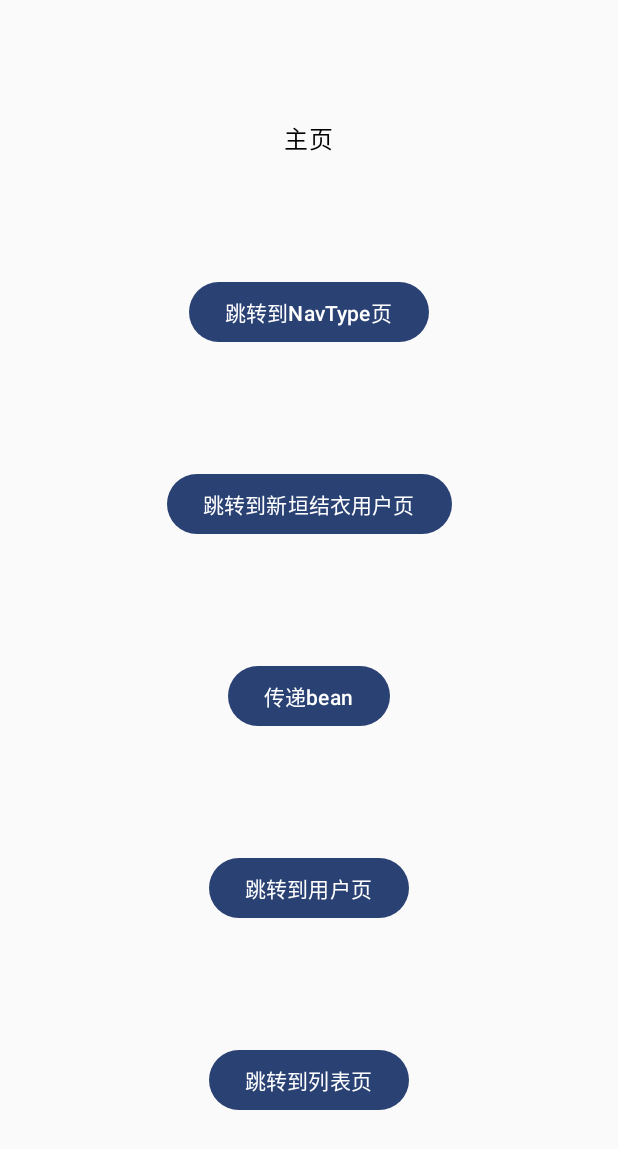
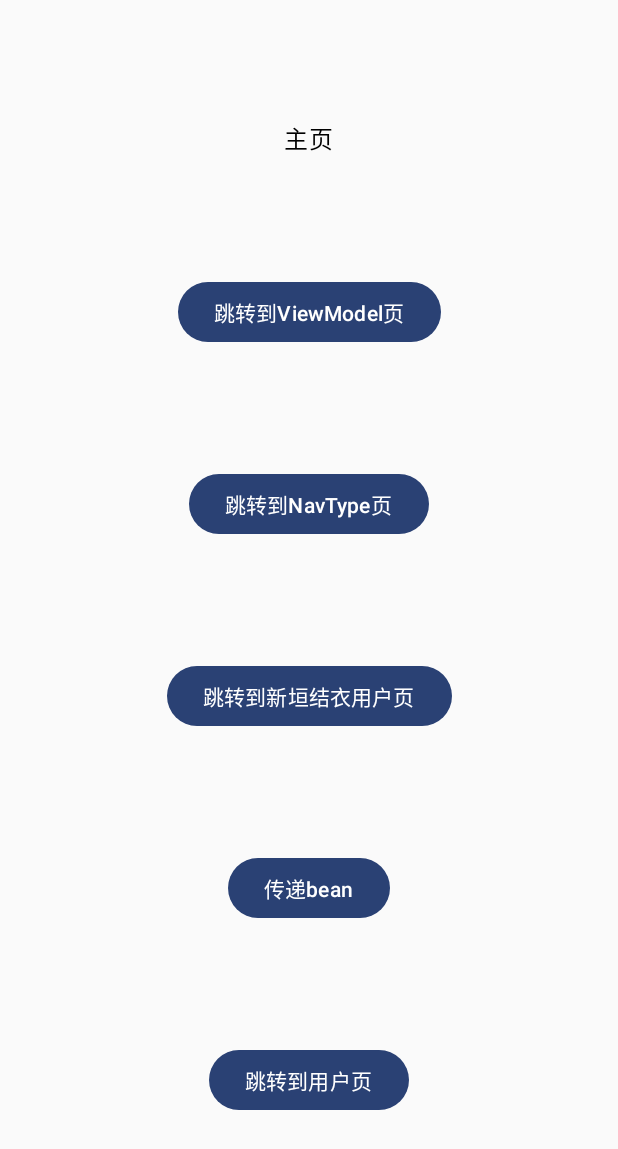
Before and after one commit to yuexunshi/ComposeNavigationTutorial, an Android app built with Jetpack Compose: the screen it shows after launch (MainActivity), after a tap on "跳转到home", on a phone screen of 412 x 824 dp. Shown: the top 1149 px of the screen. Run offline under Robolectric (Android 15) with nearby library versions, the phone set to English and light mode, and no system bars; our stand-ins replace Dagger/Hilt's generated code; 2 statements that could not run were skipped.

Commit message:
[代码完善](main):

```diff
--- a/app/src/main/AndroidManifest.xml
+++ b/app/src/main/AndroidManifest.xml
@@ -11,6 +11,7 @@
         android:label="@string/app_name"
         android:roundIcon="@mipmap/ic_launcher_round"
         android:supportsRtl="true"
+        android:name=".MyApplication"
         android:theme="@style/Theme.ComposeNavigationTutorial"
         tools:targetApi="31">
         <activity
--- a/app/src/main/java/com/asi/composenavigationtutorial/MainActivity.kt
+++ b/app/src/main/java/com/asi/composenavigationtutorial/MainActivity.kt
@@ -1,7 +1,6 @@
 package com.asi.composenavigationtutorial
 
 import android.os.Bundle
-import android.util.Log
 import androidx.activity.ComponentActivity
 import androidx.activity.compose.setContent
 import androidx.compose.material3.Text
@@ -16,7 +15,9 @@ import com.asi.composenavigationtutorial.model.UserBean
 import com.asi.composenavigationtutorial.model.UserNavType
 import com.asi.composenavigationtutorial.page.*
 import com.asi.composenavigationtutorial.ui.theme.ComposeNavigationTutorialTheme
+import dagger.hilt.android.AndroidEntryPoint
 
+@AndroidEntryPoint
 class MainActivity : ComponentActivity() {
     override fun onCreate(savedInstanceState: Bundle?) {
         super.onCreate(savedInstanceState)
@@ -52,6 +53,14 @@ class MainActivity : ComponentActivity() {
                         val userBean = it.arguments?.getParcelable<UserBean>("user")
                         NavTypePage(navController, userBean)
                     }
+
+
+                    composable(
+                        "viewmodel/{user}",
+                        arguments = listOf(navArgument("user") { type = UserNavType() })
+                    ) {
+                        ViewModelPage(navController)
+                    }
                 }
             }
         }
--- /dev/null
+++ b/app/src/main/java/com/asi/composenavigationtutorial/MyApplication.kt
@@ -0,0 +1,16 @@
+package com.asi.composenavigationtutorial
+
+import android.app.Application
+import dagger.hilt.android.HiltAndroidApp
+
+/**
+ * @ClassName MyApplication.java
+ * @author usopp
+ * @version 1.0.0
+ * @Description TODO
+ * @createTime 2022年06月13日 10:36:00
+ */
+
+@HiltAndroidApp
+class MyApplication: Application() {
+}
--- a/app/src/main/java/com/asi/composenavigationtutorial/page/HomePage.kt
+++ b/app/src/main/java/com/asi/composenavigationtutorial/page/HomePage.kt
@@ -40,6 +40,12 @@ fun HomePage(navController: NavController) {
     }
     Column(horizontalAlignment = Alignment.CenterHorizontally, modifier = Modifier.fillMaxSize()) {
         Text(text = "主页", Modifier.padding(top = 80.dp))
+        Button(modifier = Modifier.padding(top = 80.dp), onClick = {
+            val userBean = UserBean("新垣结衣", 18)
+            navController.navigate("viewmodel/$userBean")
+        }) {
+            Text(text = "跳转到ViewModel页")
+        }
         Button(modifier = Modifier.padding(top = 80.dp), onClick = {
             val userBean = UserBean("新垣结衣", 18)
             val json = Uri.encode(Gson().toJson(userBean))
```
Also changed, not shown: app/src/main/java/com/asi/composenavigationtutorial/model/UserBean.kt (+6 -1 lines), app/src/main/java/com/asi/composenavigationtutorial/page/ViewModelPage.kt (+17 -6 lines), app/src/main/java/com/asi/composenavigationtutorial/route/NavHost.kt (added, +29 -0 lines), app/src/main/java/com/asi/composenavigationtutorial/route/Screen.kt (added, +20 -0 lines).
